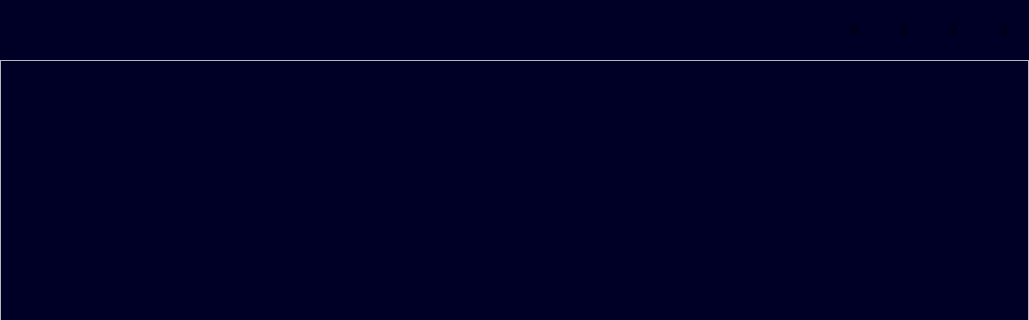
First picture: the form in ui/main_windows.ui, repository nlp4everyone/CameraApplication, before the edit; both pictures show x 0 to 1029 and y 0 to 320 of the 1029 by 600 pixel window.
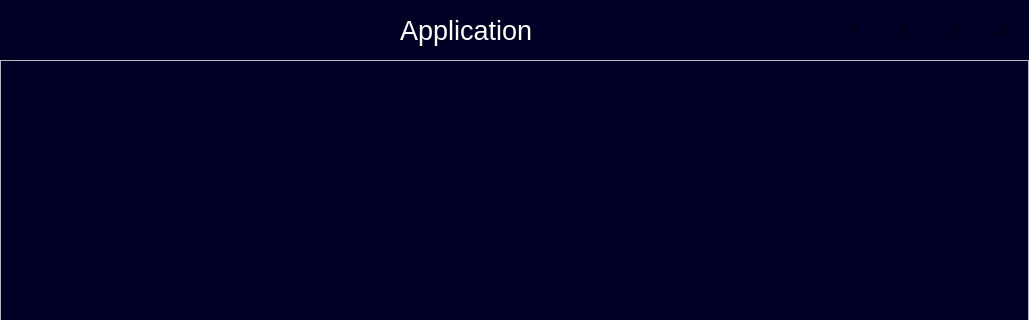
Second picture: the form after the edit.

Commit message: add title name

Patch:
```diff
--- a/ui/main_windows.ui
+++ b/ui/main_windows.ui
@@ -99,12 +99,69 @@
          <property name="frameShadow">
           <enum>QFrame::Raised</enum>
          </property>
-         <property name="lineWidth">
-          <number>0</number>
-         </property>
+         <layout class="QHBoxLayout" name="horizontalLayout_3">
+          <property name="spacing">
+           <number>0</number>
+          </property>
+          <property name="leftMargin">
+           <number>0</number>
+          </property>
+          <property name="topMargin">
+           <number>0</number>
+          </property>
+          <property name="rightMargin">
+           <number>0</number>
+          </property>
+          <property name="bottomMargin">
+           <number>0</number>
+          </property>
+          <item>
+           <widget class="QFrame" name="title_spacing">
+            <property name="minimumSize">
+             <size>
+              <width>400</width>
+              <height>0</height>
+             </size>
+            </property>
+            <property name="maximumSize">
+             <size>
+              <width>150</width>
+              <height>16777215</height>
+             </size>
+            </property>
+            <property name="frameShape">
+             <enum>QFrame::StyledPanel</enum>
+            </property>
+            <property name="frameShadow">
+             <enum>QFrame::Raised</enum>
+            </property>
+           </widget>
+          </item>
+          <item>
+           <widget class="QLabel" name="title_label">
+            <property name="font">
+             <font>
+              <family>Ubuntu</family>
+              <pointsize>20</pointsize>
+              <weight>50</weight>
+              <italic>false</italic>
+              <bold>false</bold>
+             </font>
+            </property>
+            <property name="styleSheet">
+             <string notr="true">QLabel{
+	color: white;
+}</string>
+            </property>
+            <property name="text">
+             <string>Application</string>
+            </property>
+           </widget>
+          </item>
+         </layout>
         </widget>
        </item>
-       <item alignment="Qt::AlignRight|Qt::AlignVCenter">
+       <item>
         <widget class="QFrame" name="app_area">
          <property name="minimumSize">
           <size>
```
Left out of the diff: 2 changed lines with no effect on the pictures. The commit also changes 1 other file.
